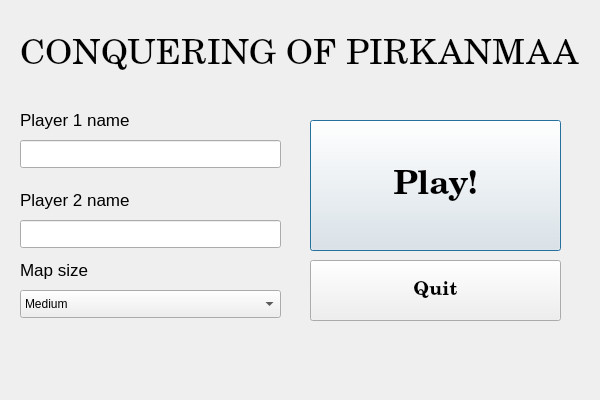
First picture: the form in Game/mainmenu.ui, repository AntonKaara/course-project-game, before the edit.
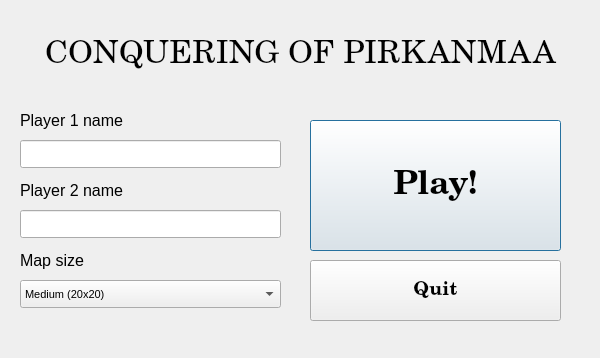
Second picture: the form after the edit.

```diff
--- a/Game/mainmenu.ui
+++ b/Game/mainmenu.ui
@@ -7,7 +7,7 @@
     <x>0</x>
     <y>0</y>
     <width>600</width>
-    <height>400</height>
+    <height>358</height>
    </rect>
   </property>
   <property name="windowTitle">
@@ -67,7 +67,7 @@
    <property name="font">
     <font>
      <family>C059</family>
-     <pointsize>26</pointsize>
+     <pointsize>24</pointsize>
      <weight>50</weight>
      <italic>false</italic>
      <bold>false</bold>
@@ -77,6 +77,9 @@
    <property name="text">
     <string>CONQUERING OF PIRKANMAA</string>
    </property>
+   <property name="alignment">
+    <set>Qt::AlignCenter</set>
+   </property>
   </widget>
   <widget class="QLineEdit" name="player1NameEdit">
    <property name="geometry">
@@ -102,7 +105,7 @@
    </property>
    <property name="font">
     <font>
-     <pointsize>13</pointsize>
+     <pointsize>12</pointsize>
     </font>
    </property>
    <property name="text">
@@ -113,7 +116,7 @@
    <property name="geometry">
     <rect>
      <x>20</x>
-     <y>220</y>
+     <y>210</y>
      <width>261</width>
      <height>28</height>
     </rect>
@@ -123,14 +126,14 @@
    <property name="geometry">
     <rect>
      <x>20</x>
-     <y>190</y>
+     <y>180</y>
      <width>141</width>
      <height>20</height>
     </rect>
    </property>
    <property name="font">
     <font>
-     <pointsize>13</pointsize>
+     <pointsize>12</pointsize>
     </font>
    </property>
    <property name="text">
@@ -141,11 +144,16 @@
    <property name="geometry">
     <rect>
      <x>20</x>
-     <y>290</y>
+     <y>280</y>
      <width>261</width>
      <height>28</height>
     </rect>
    </property>
+   <property name="font">
+    <font>
+     <pointsize>8</pointsize>
+    </font>
+   </property>
    <property name="currentIndex">
     <number>1</number>
    </property>
@@ -156,7 +164,7 @@
    </item>
    <item>
     <property name="text">
-     <string>Medium</string>
+     <string>Medium (20x20)</string>
     </property>
    </item>
    <item>
@@ -169,14 +177,14 @@
    <property name="geometry">
     <rect>
      <x>20</x>
-     <y>260</y>
+     <y>250</y>
      <width>81</width>
      <height>20</height>
     </rect>
    </property>
    <property name="font">
     <font>
-     <pointsize>13</pointsize>
+     <pointsize>12</pointsize>
     </font>
    </property>
    <property name="text">
```
Left out of the diff: 9 changed lines with no effect on the pictures.
